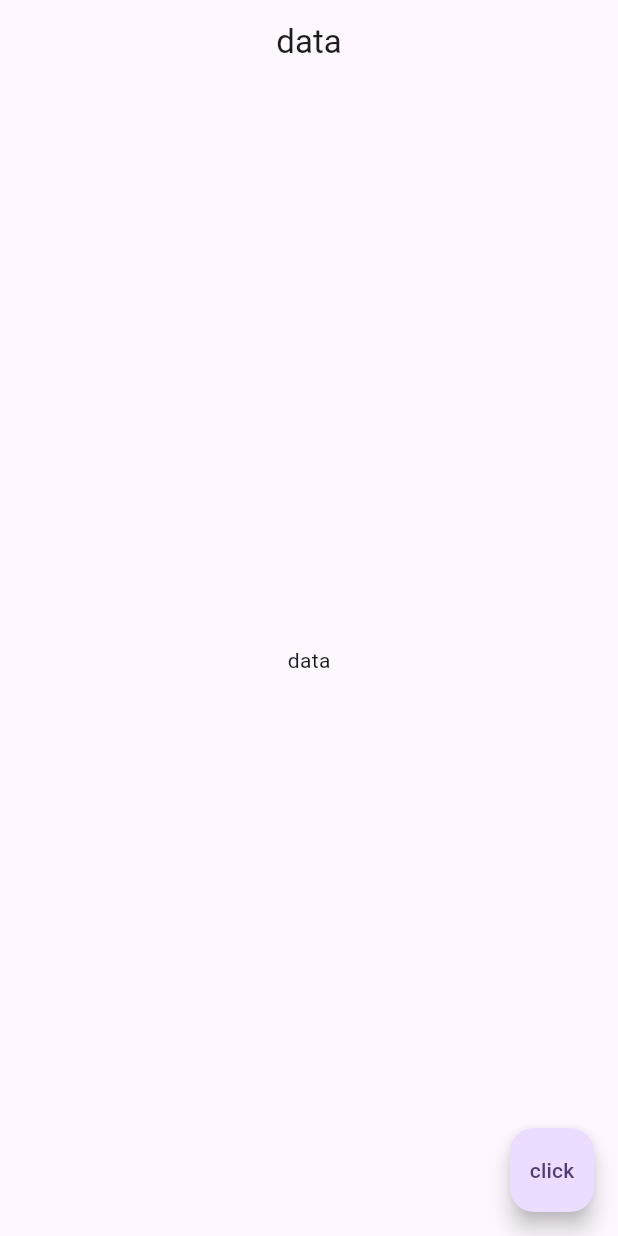
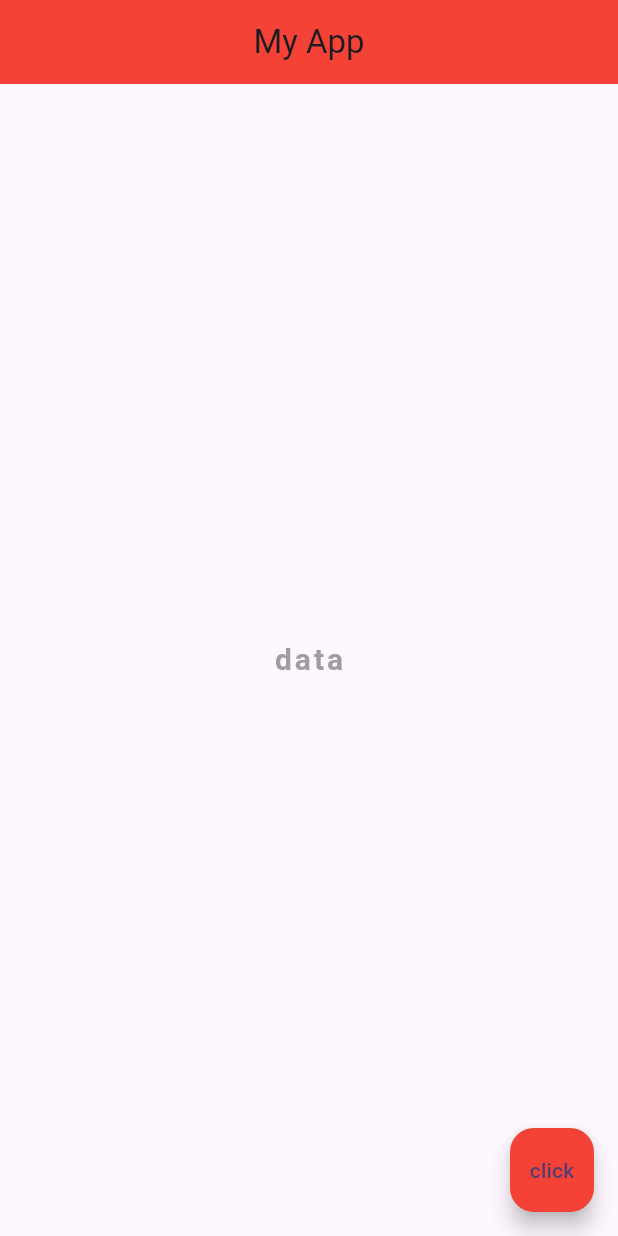
Before and after one commit to AugustoTSantos/flutter-tutorial, a Flutter app: the screen it shows after launch, on a phone screen of 412 x 824 dp. Run offline on Flutter 3.47's test engine with Material 3 defaults, Android fonts, the phone set to English and light mode, and no system bars.

Commit message:
add customização

```diff
--- a/myapp/lib/pages/home.dart
+++ b/myapp/lib/pages/home.dart
@@ -12,14 +12,24 @@ class _HomeState extends State<Home> {
   Widget build(BuildContext context) {
     return Scaffold(
       appBar: AppBar(
-        title: Text("data"),
+        title: Text("My App"),
         centerTitle: true,
+        backgroundColor: Colors.red,
       ),
       body: Center(
-        child: Text("data"),
+        child: Text(
+          "data",
+          style: TextStyle(
+            fontSize: 20,
+            fontWeight: FontWeight.bold,
+            letterSpacing: 2,
+            color: Colors.grey,
+          ),
+        ),
       ),
       floatingActionButton: FloatingActionButton(
         onPressed: () {},
+        backgroundColor: Colors.red,
         child: Text("click"),
       ),
     );
```
